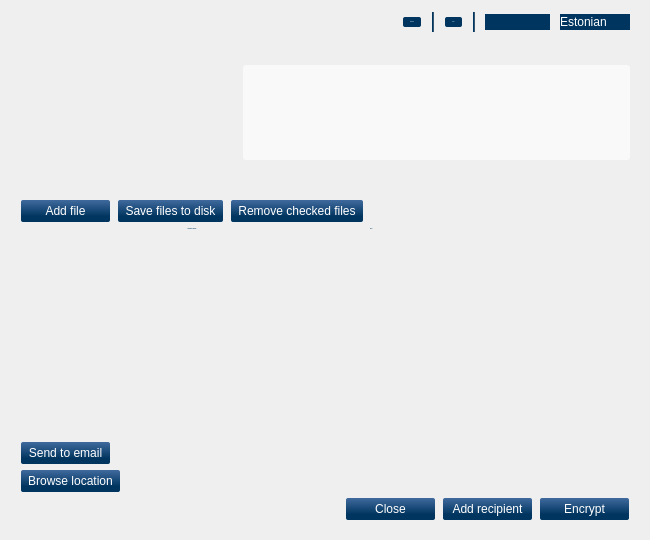
Old version of the form qdigidoccrypto/trunk/src/ui/MainWindow.ui in the repository tixsys/esteid.
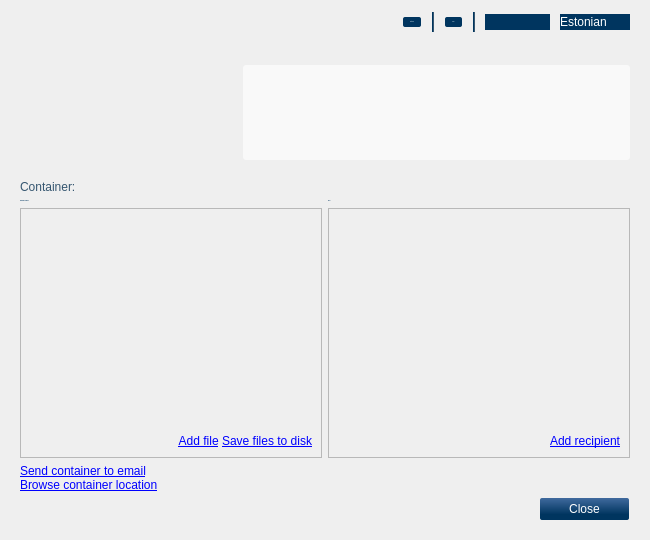
New version of the form. The open tabs and pages were chosen to show the change. Icons and pictures are not drawn.

```diff
--- a/qdigidoccrypto/trunk/src/ui/MainWindow.ui
+++ b/qdigidoccrypto/trunk/src/ui/MainWindow.ui
@@ -103,15 +103,17 @@
 min-width: 0px;
 }
 
-#info
+#infoFrame
 {
 color: #668696;
-font: bold;
 border-radius: 3px;
 background-color: rgba( 255, 255, 255, 153 );
 padding: 10px;
 }
 
+#infoCard
+{ font: bold; }
+
 /* content */
 #homeButtonLabel,
 #viewContentLabel, #viewKeysLabel
@@ -283,7 +285,7 @@
          </spacer>
         </item>
         <item>
-         <widget class="QLabel" name="info">
+         <widget class="QFrame" name="infoFrame">
           <property name="minimumSize">
            <size>
             <width>387</width>
@@ -296,6 +298,9 @@
             <height>95</height>
            </size>
           </property>
+          <layout class="QHBoxLayout" name="horizontalLayout">
+           <item>
+            <widget class="QLabel" name="infoCard">
           <property name="font">
            <font>
             <family>Arial, Liberation Sans</family>
@@ -305,6 +310,12 @@
             <bold>true</bold>
            </font>
           </property>
+            </widget>
+           </item>
+           <item>
+            <widget class="QLabel" name="infoLogo"/>
+           </item>
+          </layout>
          </widget>
         </item>
        </layout>
@@ -343,7 +354,7 @@
           </item>
           <item>
            <layout class="QGridLayout" name="homeButtonLayout">
-            <item row="0" column="0">
+            <item row="0" column="0" colspan="2">
              <widget class="QLabel" name="homeButtonLabel">
               <property name="font">
                <font>
@@ -357,12 +368,9 @@
               <property name="text">
                <string>I want to:</string>
               </property>
-              <property name="alignment">
-               <set>Qt::AlignCenter</set>
-              </property>
              </widget>
             </item>
-            <item row="0" column="1">
+            <item row="0" column="2">
              <spacer name="homeButtonSpacer">
               <property name="orientation">
                <enum>Qt::Horizontal</enum>
@@ -375,7 +383,7 @@
               </property>
              </spacer>
             </item>
-            <item row="1" column="0">
+            <item row="1" column="1">
              <widget class="QPushButton" name="homeCreate">
               <property name="font">
                <font>
@@ -391,7 +399,7 @@
               </property>
              </widget>
             </item>
-            <item row="2" column="0">
+            <item row="2" column="1">
              <widget class="QPushButton" name="homeView">
               <property name="font">
                <font>
@@ -407,6 +415,22 @@
               </property>
              </widget>
             </item>
+            <item row="1" column="0">
+             <spacer name="horizontalSpacer">
+              <property name="orientation">
+               <enum>Qt::Horizontal</enum>
+              </property>
+              <property name="sizeType">
+               <enum>QSizePolicy::Fixed</enum>
+              </property>
+              <property name="sizeHint" stdset="0">
+               <size>
+                <width>10</width>
+                <height>20</height>
+               </size>
+              </property>
+             </spacer>
+            </item>
            </layout>
           </item>
           <item>
@@ -468,29 +492,9 @@
              </widget>
             </item>
             <item>
-             <spacer name="introButtonSpacer">
-              <property name="orientation">
-               <enum>Qt::Horizontal</enum>
-              </property>
-              <property name="sizeHint" stdset="0">
-               <size>
-                <width>0</width>
-                <height>0</height>
-               </size>
-              </property>
-             </spacer>
-            </item>
-            <item>
-             <widget class="QPushButton" name="introBack">
-              <property name="text">
-               <string>Cancel</string>
-              </property>
-             </widget>
-            </item>
-            <item>
-             <widget class="QPushButton" name="introNext">
-              <property name="text">
-               <string>Next</string>
+             <widget class="QDialogButtonBox" name="introButtons">
+              <property name="standardButtons">
+               <set>QDialogButtonBox::Cancel</set>
               </property>
              </widget>
             </item>
@@ -503,7 +507,7 @@
           <property name="margin">
            <number>0</number>
           </property>
-          <item row="2" column="0">
+          <item row="1" column="0">
            <widget class="QLabel" name="viewContentLabel">
             <property name="font">
              <font>
@@ -517,12 +521,9 @@
             <property name="text">
              <string>Container content:</string>
             </property>
-            <property name="alignment">
-             <set>Qt::AlignCenter</set>
-            </property>
            </widget>
           </item>
-          <item row="2" column="1">
+          <item row="1" column="1">
            <widget class="QLabel" name="viewKeysLabel">
             <property name="font">
              <font>
@@ -538,134 +539,38 @@
             </property>
            </widget>
           </item>
-          <item row="8" column="0" colspan="2">
-           <layout class="QHBoxLayout" name="viewButtonLayout">
-            <item>
-             <spacer name="viewButtonSpacer">
-              <property name="orientation">
-               <enum>Qt::Horizontal</enum>
-              </property>
-              <property name="sizeHint" stdset="0">
-               <size>
-                <width>0</width>
-                <height>0</height>
-               </size>
-              </property>
-             </spacer>
-            </item>
-            <item>
-             <widget class="QPushButton" name="viewClose">
-              <property name="text">
-               <string>Close</string>
-              </property>
-             </widget>
-            </item>
-            <item>
-             <widget class="QPushButton" name="viewAddRecipient">
-              <property name="text">
-               <string>Add recipient</string>
-              </property>
-             </widget>
-            </item>
-            <item>
-             <widget class="QPushButton" name="viewCrypt">
-              <property name="text">
-               <string>Encrypt</string>
-              </property>
-             </widget>
-            </item>
-           </layout>
-          </item>
-          <item row="7" column="0" colspan="2">
-           <layout class="QHBoxLayout" name="viewrowseLayout">
-            <item>
-             <widget class="QPushButton" name="viewBrowse">
-              <property name="text">
-               <string>Browse location</string>
-              </property>
-             </widget>
-            </item>
-            <item>
-             <spacer name="viewBrowseSpacer">
-              <property name="orientation">
-               <enum>Qt::Horizontal</enum>
-              </property>
-              <property name="sizeHint" stdset="0">
-               <size>
-                <width>0</width>
-                <height>0</height>
-               </size>
-              </property>
-             </spacer>
-            </item>
-           </layout>
-          </item>
-          <item row="6" column="0" colspan="2">
-           <layout class="QHBoxLayout" name="viewEmailLayout">
-            <item>
-             <widget class="QPushButton" name="viewEmail">
-              <property name="text">
-               <string>Send to email</string>
-              </property>
-             </widget>
-            </item>
-            <item>
-             <spacer name="viewEmailSpacer">
-              <property name="orientation">
-               <enum>Qt::Horizontal</enum>
-              </property>
-              <property name="sizeHint" stdset="0">
-               <size>
-                <width>0</width>
-                <height>0</height>
-               </size>
-              </property>
-             </spacer>
-            </item>
-           </layout>
-          </item>
           <item row="0" column="0" colspan="2">
-           <widget class="QLabel" name="viewFileName"/>
-          </item>
-          <item row="1" column="0">
-           <layout class="QHBoxLayout" name="viewContentButtonsLayout">
-            <item>
-             <widget class="QPushButton" name="viewAddFile">
+           <widget class="QLabel" name="viewFileName">
               <property name="text">
-               <string>Add file</string>
+             <string>Container:</string>
               </property>
              </widget>
             </item>
-            <item>
-             <widget class="QPushButton" name="viewSaveAs">
-              <property name="text">
-               <string>Save files to disk</string>
-              </property>
-             </widget>
-            </item>
-            <item>
-             <widget class="QPushButton" name="viewRemoveFile">
-              <property name="text">
-               <string>Remove checked files</string>
-              </property>
-             </widget>
-            </item>
-            <item>
-             <spacer name="viewContentButtonsSpacer">
-              <property name="orientation">
-               <enum>Qt::Horizontal</enum>
-              </property>
-              <property name="sizeHint" stdset="0">
-               <size>
-                <width>0</width>
-                <height>0</height>
-               </size>
-              </property>
-             </spacer>
-            </item>
-           </layout>
+          <item row="5" column="0" colspan="2">
+           <widget class="QDialogButtonBox" name="viewButtons">
+            <property name="standardButtons">
+             <set>QDialogButtonBox::Close</set>
+            </property>
+           </widget>
           </item>
           <item row="3" column="0">
+           <widget class="QLabel" name="viewLinks">
+            <property name="text">
+             <string>&lt;a href=&quot;email&quot;&gt;Send container to email&lt;/a&gt;&lt;br /&gt;
+&lt;a href=&quot;browse&quot;&gt;Browse container location&lt;/a&gt;</string>
+            </property>
+           </widget>
+          </item>
+          <item row="2" column="0">
+           <widget class="QFrame" name="viewContentFrame">
+            <property name="frameShape">
+             <enum>QFrame::StyledPanel</enum>
+            </property>
+            <property name="frameShadow">
+             <enum>QFrame::Raised</enum>
+            </property>
+            <layout class="QVBoxLayout" name="verticalLayout">
+             <item>
            <widget class="QTreeWidget" name="viewContentView">
             <property name="frameShape">
              <enum>QFrame::NoFrame</enum>
@@ -694,7 +599,29 @@
             </column>
            </widget>
           </item>
-          <item row="3" column="1">
+             <item>
+              <widget class="QLabel" name="viewContentLinks">
+               <property name="text">
+                <string>&lt;a href=&quot;addFile&quot;&gt;Add file&lt;/a&gt; &lt;a href=&quot;saveAll&quot;&gt;Save files to disk&lt;/a&gt;</string>
+               </property>
+               <property name="alignment">
+                <set>Qt::AlignRight|Qt::AlignTrailing|Qt::AlignVCenter</set>
+               </property>
+              </widget>
+             </item>
+            </layout>
+           </widget>
+          </item>
+          <item row="2" column="1">
+           <widget class="QFrame" name="viewKeysFrame">
+            <property name="frameShape">
+             <enum>QFrame::StyledPanel</enum>
+            </property>
+            <property name="frameShadow">
+             <enum>QFrame::Raised</enum>
+            </property>
+            <layout class="QVBoxLayout" name="verticalLayout_2">
+             <item>
            <widget class="QScrollArea" name="viewKeysScroll">
             <property name="frameShape">
              <enum>QFrame::NoFrame</enum>
@@ -730,6 +657,19 @@
               </item>
              </layout>
             </widget>
+              </widget>
+             </item>
+             <item>
+              <widget class="QLabel" name="viewKeysLinks">
+               <property name="text">
+                <string>&lt;a href=&quot;addRecipient&quot;&gt;Add recipient&lt;/a&gt;</string>
+               </property>
+               <property name="alignment">
+                <set>Qt::AlignRight|Qt::AlignTrailing|Qt::AlignVCenter</set>
+               </property>
+              </widget>
+             </item>
+            </layout>
            </widget>
           </item>
          </layout>
```
Lines whose indentation alone changed are shown as unchanged.
